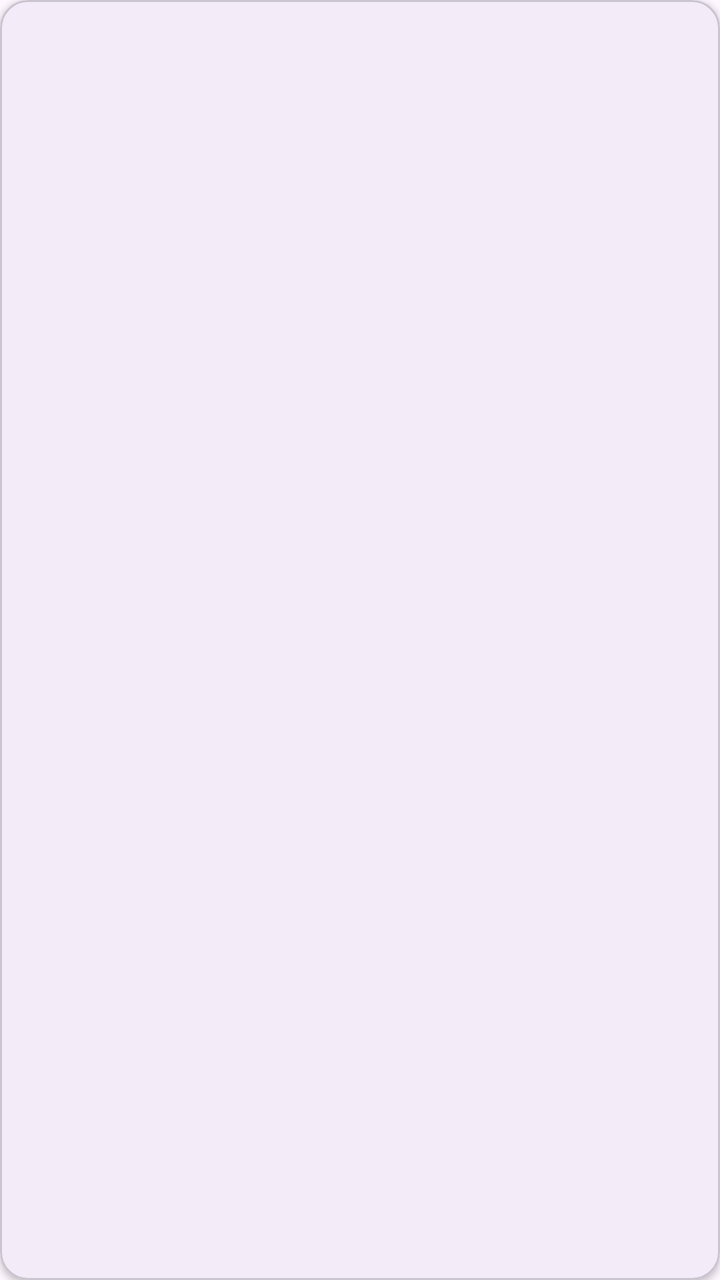
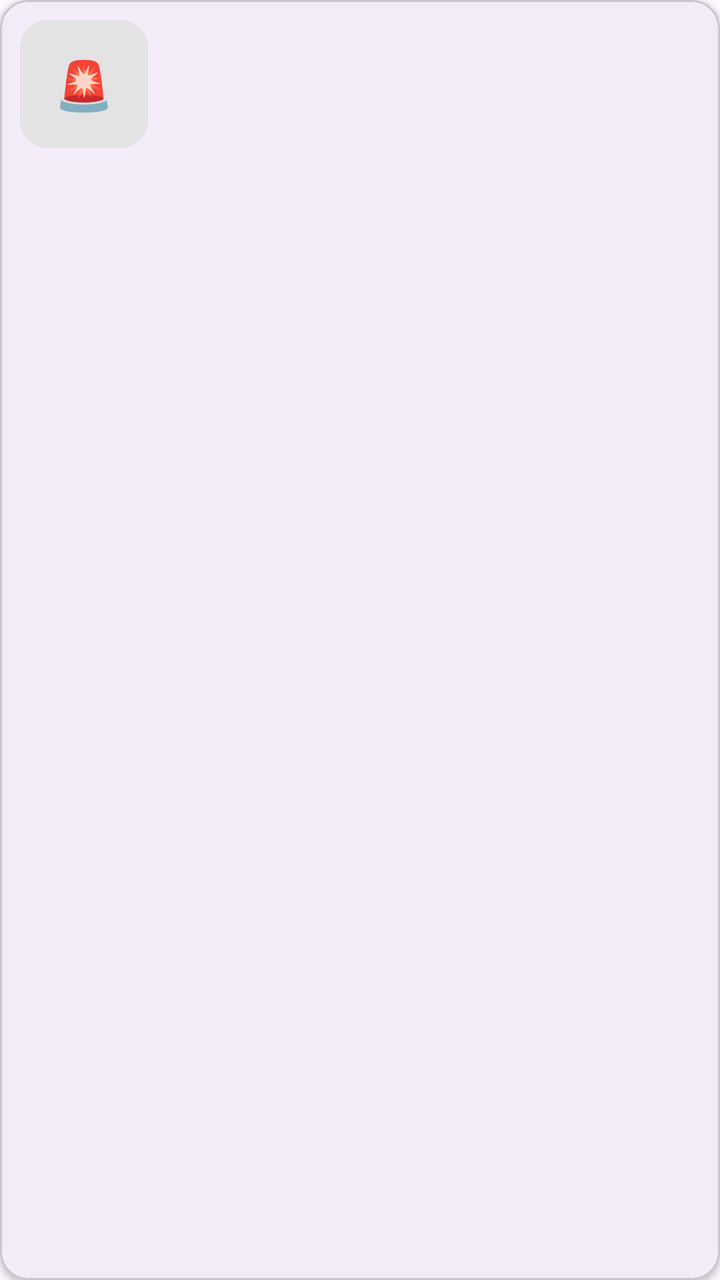

Screens rendered from an Android XML layout before and after an edit, with the pre-edit source and the edit as a unified diff.
<!-- AndroidManifest.xml: application theme Theme.PracticaFinal -->
<!-- res/layout/item_denuncia_card.xml -->
<?xml version="1.0" encoding="utf-8"?>
<com.google.android.material.card.MaterialCardView xmlns:android="http://schemas.android.com/apk/res/android"
    xmlns:app="http://schemas.android.com/apk/res-auto"
    android:layout_width="match_parent" android:layout_height="wrap_content"
    android:layout_marginStart="16dp" android:layout_marginTop="6dp"
    android:layout_marginEnd="16dp" android:layout_marginBottom="6dp"
    app:cardCornerRadius="14dp" app:cardElevation="2dp">

    <LinearLayout android:layout_width="match_parent" android:layout_height="wrap_content"
        android:orientation="vertical" android:padding="14dp">
        <TextView android:id="@+id/tv_motivo" android:layout_width="wrap_content"
            android:layout_height="wrap_content" android:textColor="#E53935"
            android:textSize="14sp" android:textStyle="bold" />
        <TextView android:id="@+id/tv_desc" android:layout_width="match_parent"
            android:layout_height="wrap_content" android:layout_marginTop="4dp"
            android:textColor="#616161" android:textSize="12sp" android:maxLines="2"
            android:ellipsize="end" />
        <TextView android:id="@+id/tv_fecha" android:layout_width="wrap_content"
            android:layout_height="wrap_content" android:layout_marginTop="4dp"
            android:textColor="#9E9E9E" android:textSize="11sp" />
    </LinearLayout>
</com.google.android.material.card.MaterialCardView>
<!-- resources referenced by this layout -->
<resources>
  <style name="Theme.PracticaFinal" parent="Base.Theme.PracticaFinal" />
  <style name="Base.Theme.PracticaFinal" parent="Theme.Material3.DayNight.NoActionBar">
          
          
      </style>
</resources>

<!-- the commit's change to res/layout/item_denuncia_card.xml (unified diff, before → after) -->
@@ -7,16 +7,25 @@
     app:cardCornerRadius="14dp" app:cardElevation="2dp">
 
     <LinearLayout android:layout_width="match_parent" android:layout_height="wrap_content"
-        android:orientation="vertical" android:padding="14dp">
-        <TextView android:id="@+id/tv_motivo" android:layout_width="wrap_content"
-            android:layout_height="wrap_content" android:textColor="#E53935"
-            android:textSize="14sp" android:textStyle="bold" />
-        <TextView android:id="@+id/tv_desc" android:layout_width="match_parent"
-            android:layout_height="wrap_content" android:layout_marginTop="4dp"
-            android:textColor="#616161" android:textSize="12sp" android:maxLines="2"
-            android:ellipsize="end" />
-        <TextView android:id="@+id/tv_fecha" android:layout_width="wrap_content"
-            android:layout_height="wrap_content" android:layout_marginTop="4dp"
-            android:textColor="#9E9E9E" android:textSize="11sp" />
+        android:orientation="horizontal" android:padding="10dp">
+
+        <FrameLayout android:layout_width="64dp" android:layout_height="64dp">
+            <ImageView android:id="@+id/img_foto" android:layout_width="match_parent"
+                android:layout_height="match_parent" android:background="@drawable/bg_card_image" android:scaleType="centerCrop" />
+            <TextView android:id="@+id/tv_placeholder" android:layout_width="wrap_content"
+                android:layout_height="wrap_content" android:layout_gravity="center" android:text="🚨" android:textSize="24sp" />
+        </FrameLayout>
+
+        <LinearLayout android:layout_width="0dp" android:layout_height="wrap_content"
+            android:layout_marginStart="12dp" android:layout_weight="1" android:orientation="vertical">
+            <TextView android:id="@+id/tv_motivo" android:layout_width="wrap_content"
+                android:layout_height="wrap_content" android:textColor="#C62828" android:textSize="14sp" android:textStyle="bold" />
+            <TextView android:id="@+id/tv_desc" android:layout_width="match_parent"
+                android:layout_height="wrap_content" android:layout_marginTop="2dp"
+                android:textColor="#616161" android:textSize="12sp" android:maxLines="2" android:ellipsize="end" />
+            <TextView android:id="@+id/tv_fecha" android:layout_width="wrap_content"
+                android:layout_height="wrap_content" android:layout_marginTop="4dp"
+                android:textColor="#9E9E9E" android:textSize="11sp" />
+        </LinearLayout>
     </LinearLayout>
 </com.google.android.material.card.MaterialCardView>
<!-- resource entries referenced after the edit -->
@@ -1,5 +1,11 @@
 <!-- resources referenced by this layout -->
 <resources>
+  <!-- drawable bg_card_image (drawable) -->
+  <?xml version="1.0" encoding="utf-8"?>
+  <shape xmlns:android="http://schemas.android.com/apk/res/android">
+      <solid android:color="#E3E3E3" />
+      <corners android:radius="14dp" />
+  </shape>
   <style name="Theme.PracticaFinal" parent="Base.Theme.PracticaFinal" />
   <style name="Base.Theme.PracticaFinal" parent="Theme.Material3.DayNight.NoActionBar">
           
